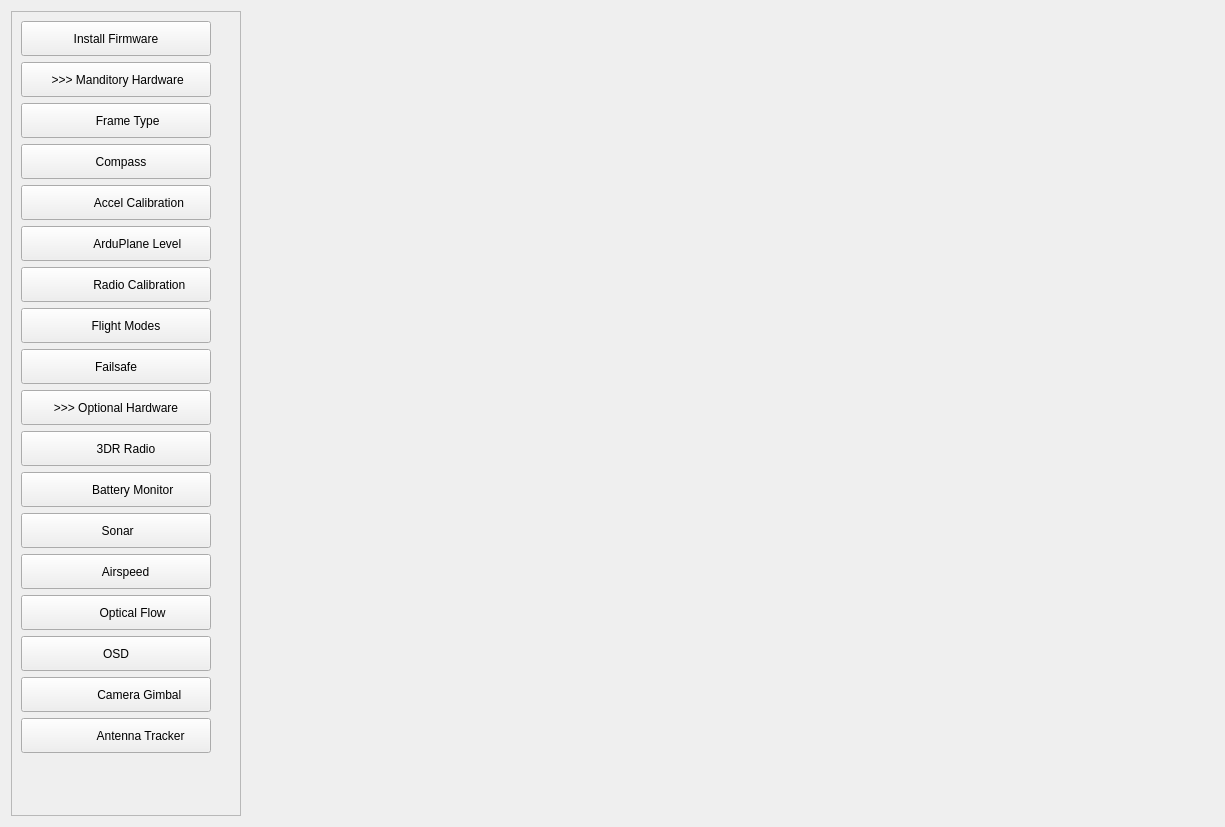
The window that src/ui/configuration/ApmHardwareConfig.ui (ArduPilot/apm_planner) describes before a commit, drawn with Qt 5.
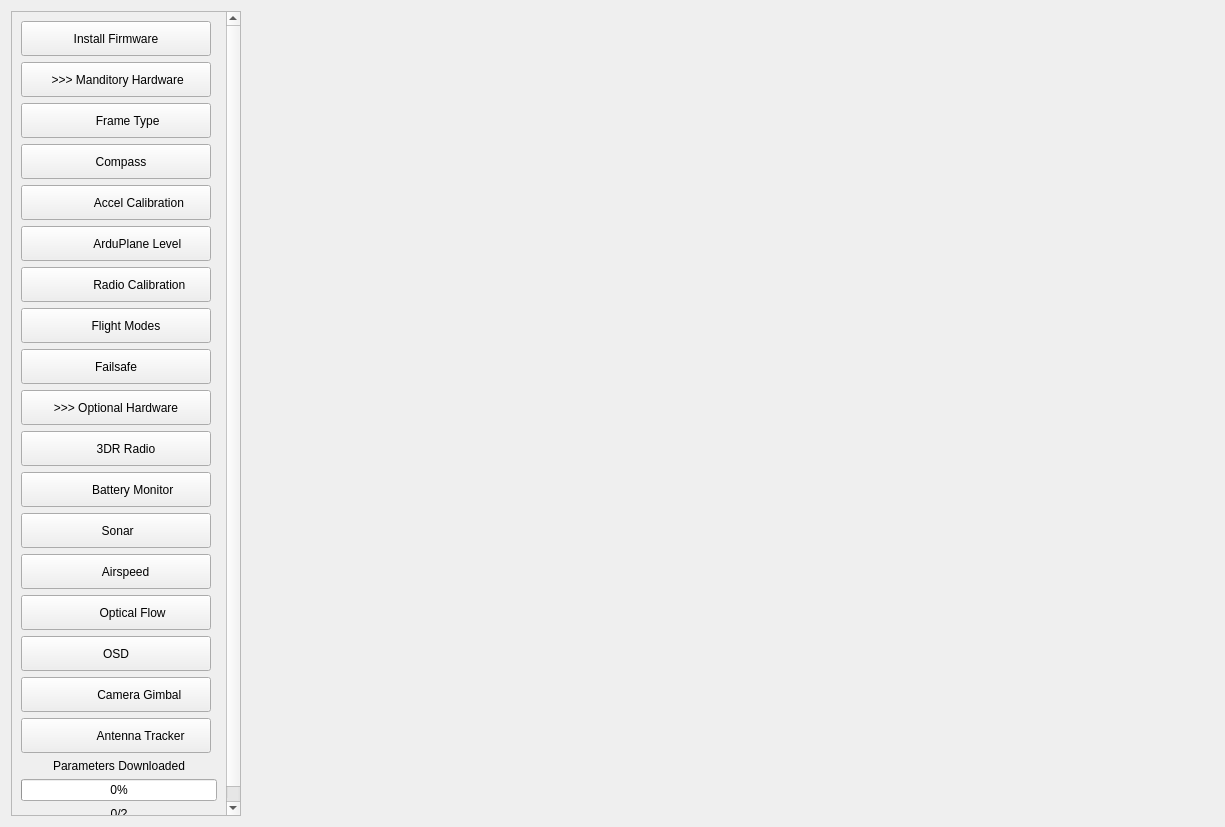
The same window after the commit.

Commit message: Added Parameter Download Progress Bar to Initial Setup & Config/Tuning Views

Patch:
```diff
--- a/src/ui/configuration/ApmHardwareConfig.ui
+++ b/src/ui/configuration/ApmHardwareConfig.ui
@@ -43,7 +43,7 @@
         <x>0</x>
         <y>0</y>
         <width>228</width>
-        <height>807</height>
+        <height>801</height>
        </rect>
       </property>
       <layout class="QVBoxLayout" name="verticalLayout_12">
@@ -434,6 +434,33 @@
            </property>
           </spacer>
          </item>
+         <item>
+          <widget class="QLabel" name="globalParamStateLabel">
+           <property name="text">
+            <string>Parameters Downloaded</string>
+           </property>
+           <property name="alignment">
+            <set>Qt::AlignCenter</set>
+           </property>
+          </widget>
+         </item>
+         <item>
+          <widget class="QProgressBar" name="globalParamProgressBar">
+           <property name="value">
+            <number>0</number>
+           </property>
+          </widget>
+         </item>
+         <item>
+          <widget class="QLabel" name="globalParamProgressLabel">
+           <property name="text">
+            <string>0/?</string>
+           </property>
+           <property name="alignment">
+            <set>Qt::AlignCenter</set>
+           </property>
+          </widget>
+         </item>
         </layout>
        </item>
       </layout>
```
The commit also changes 5 other files.
